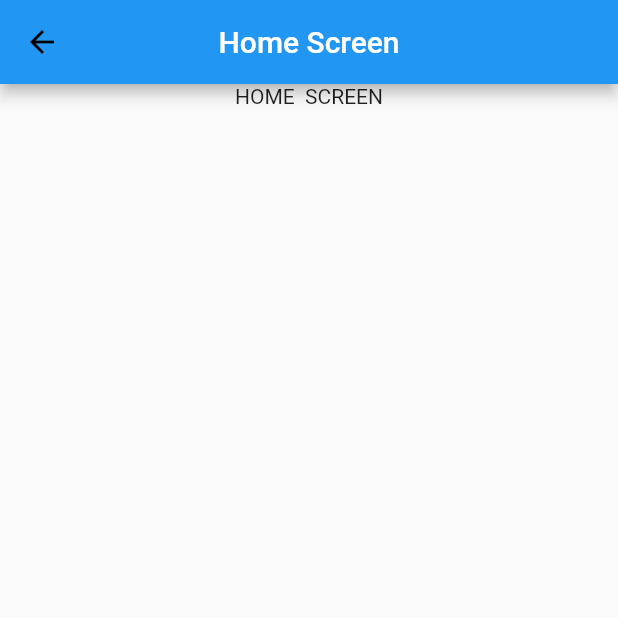
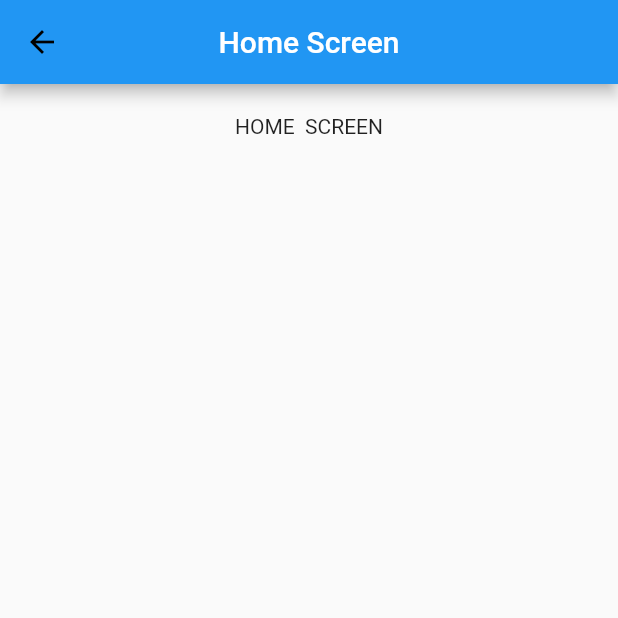
Before and after one commit to Deepti-95/demo_app1, a Flutter app: the Home screen opened directly, on a phone screen of 412 x 824 dp, the top half of it. Run offline on Flutter 3.47's test engine with Material 2 defaults, Android fonts, the phone set to English and light mode, and no system bars.

```diff
--- a/lib/home.dart
+++ b/lib/home.dart
@@ -19,7 +19,9 @@ class _HomeState extends State<Home> {
         title: Text("Home Screen"),
         centerTitle: true,
       ),
-        body: Column(
+        body: Padding(
+          padding: const EdgeInsets.all(20.0),
+          child: Column(
             crossAxisAlignment: CrossAxisAlignment.center,
             children: [
               Center(
@@ -30,6 +32,7 @@ class _HomeState extends State<Home> {
 
             ],
           ),
+        ),
     );
   }
 }
--- a/lib/main.dart
+++ b/lib/main.dart
@@ -49,7 +49,7 @@ class MyApp extends StatelessWidget
       theme: ThemeData(
         // This is the theme of your application.
         //
-        // Try running your application with "flutter run". You'll see the
+        // Try running your lication with "flutter run". You'll see the
         // application has a blue toolbar. Then, without quitting the app, try
         // changing the primarySwatch below to Colors.green and then invoke
         // "hot reload" (press "r" in the console where you ran "flutter run",
```
Also changed, not shown: lib/flutter_txt_fields.dart (+3 -59 lines). Lines whose indentation alone changed are shown as unchanged.
